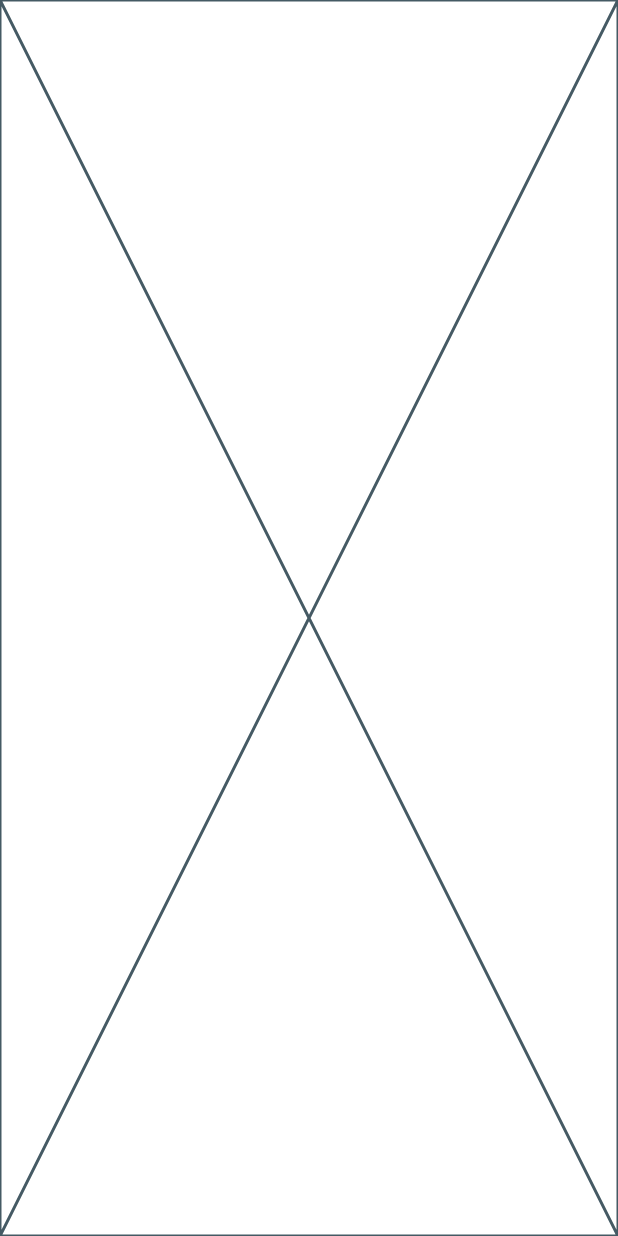
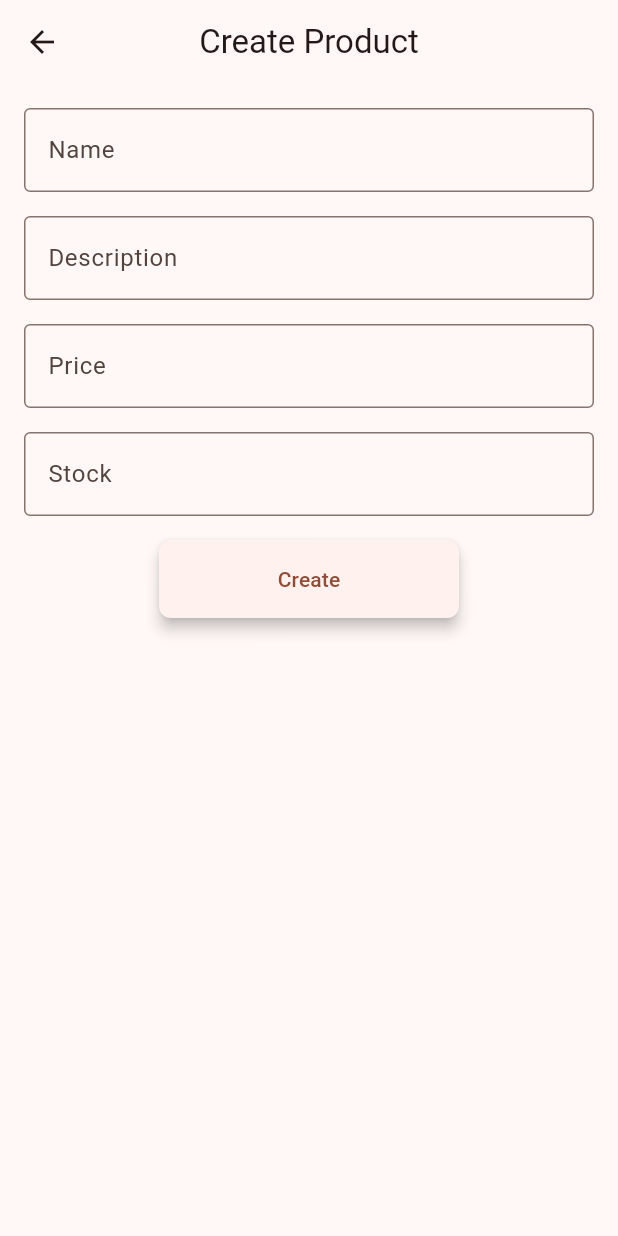
Before and after one commit to kabirdeula/Ecommerce-Admin-Flutter, a Flutter app: the screen it shows after launch, after a tap on "Create Product", on a phone screen of 412 x 824 dp. Run offline on Flutter 3.47's test engine with Material 2 defaults, Android fonts, the phone set to English and light mode, and no system bars.

Commit message:
added product module

```diff
--- /dev/null
+++ b/lib/controllers/controller.product.dart
@@ -0,0 +1,26 @@
+import 'dart:convert';
+
+import 'package:ecommerce_admin/config/config.dart';
+import 'package:http/http.dart' as http;
+import 'package:ecommerce_admin/models/model.product.dart';
+
+Future<Product> createProduct(
+    String name, String description, double price, int stock) async {
+  final http.Response response = await http.post(
+    Uri.parse(baseUrl + productEndpoint + storeEndpoint),
+    headers: <String, String>{
+      'Content-Type': 'application/json; charset=UTF-8'
+    },
+    body: jsonEncode(<String, String>{
+      'name': name,
+      'description': description,
+      'price': price.toString(),
+      'stock': stock.toString(),
+    }),
+  );
+  if (response.statusCode == 201) {
+    return Product.fromMap(jsonDecode(response.body));
+  } else {
+    throw Exception('Failed to create product.');
+  }
+}
--- /dev/null
+++ b/lib/models/model.product.dart
@@ -0,0 +1,50 @@
+// ignore_for_file: public_member_api_docs, sort_constructors_first
+import 'dart:convert';
+
+class Product {
+  final int id;
+  final String name;
+  final String description;
+  final double price;
+  final int stock;
+
+  Product({
+    required this.id,
+    required this.name,
+    required this.description,
+    required this.price,
+    required this.stock,
+  }) : assert(price >= 0 && stock >= 0);
+
+  Map<String, dynamic> toMap() {
+    return <String, dynamic>{
+      'id': id,
+      'name': name,
+      'description': description,
+      'price': price,
+      'stock': stock,
+    };
+  }
+
+  factory Product.fromMap(Map<String, dynamic> map) {
+    return Product(
+      id: map['id'] as int,
+      name: map['name'] as String,
+      description: map['description'] as String,
+      price: double.parse(map['price'].toString()),
+      // stock: map['stock'] as int,
+      stock: int.parse(map['stock'].toString()),
+    )..validate();
+  }
+
+  void validate() {
+    if (price < 0 || stock < 0) {
+      throw ArgumentError('Price and stock must be non-negative');
+    }
+  }
+
+  String toJson() => json.encode(toMap());
+
+  factory Product.fromJson(String source) =>
+      Product.fromMap(json.decode(source) as Map<String, dynamic>);
+}
--- a/lib/screens/product/screen.create_product.dart
+++ b/lib/screens/product/screen.create_product.dart
@@ -1,8 +1,57 @@
+// ignore_for_file: use_build_context_synchronously, avoid_print
+
+import 'package:ecommerce_admin/controllers/controller.product.dart';
+import 'package:ecommerce_admin/styles/button_style.dart';
+import 'package:ecommerce_admin/widgets/widget.text_field.dart';
+import 'package:flutter/material.dart';
+
 class CreateProduct extends StatelessWidget {
   const CreateProduct({super.key});
 
   @override
   Widget build(BuildContext context) {
-    return const Placeholder();
+    final TextEditingController nameController = TextEditingController();
+    final TextEditingController descriptionController = TextEditingController();
+    final TextEditingController priceController = TextEditingController();
+    final TextEditingController stockController = TextEditingController();
+    return Scaffold(
+      appBar: AppBar(
+        title: const Text('Create Product'),
+        centerTitle: true,
+      ),
+      body: Container(
+        margin: const EdgeInsets.all(16.0),
+        child: Column(
+          crossAxisAlignment: CrossAxisAlignment.center,
+          children: [
+            textField('Name', nameController, TextInputType.text),
+            textField('Description', descriptionController, TextInputType.text),
+            textField('Price', priceController, TextInputType.number),
+            textField('Stock', stockController, TextInputType.number),
+            ElevatedButton(
+              onPressed: () async {
+                try {
+                  await createProduct(
+                    nameController.text,
+                    descriptionController.text,
+                    double.parse(priceController.text),
+                    int.parse(stockController.text),
+                  );
+                  ScaffoldMessenger.of(context).showSnackBar(
+                    const SnackBar(
+                      content: Text('Product created successfully'),
+                    ),
+                  );
+                } catch (error) {
+                  print('Error creating product: $error');
+                }
+              },
+              style: CustomButtonStyle.buttonStyle,
+              child: const Text('Create'),
+            ),
+          ],
+        ),
+      ),
+    );
   }
 }
```
